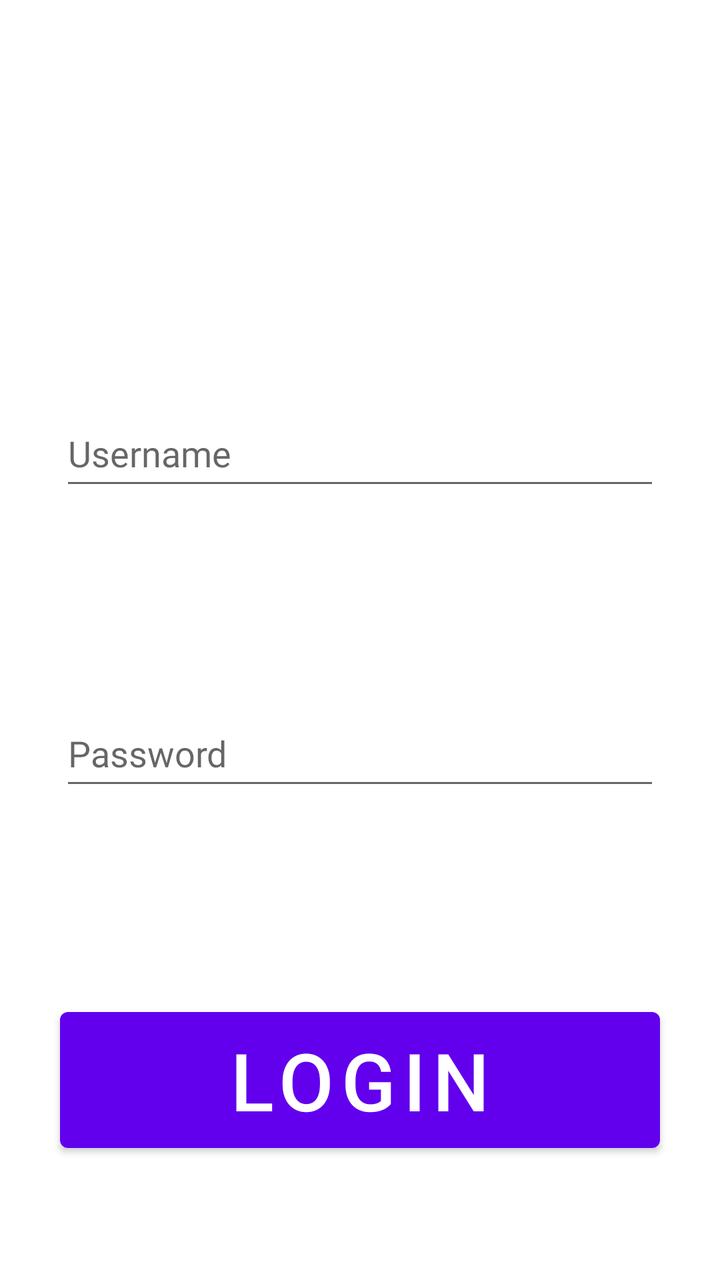
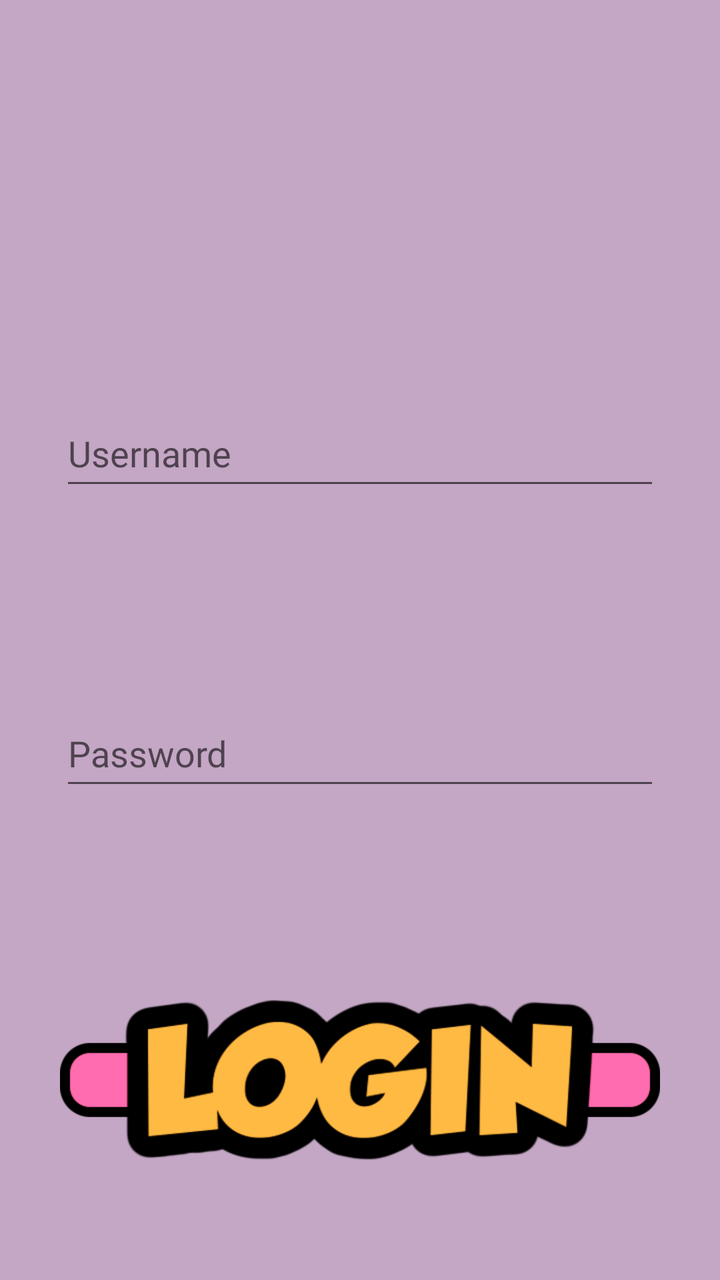

The first picture is an Android layout as it rendered before a commit; the second is the same layout after the commit. The layout source and the unified diff follow.
<!-- AndroidManifest.xml: application theme Theme.PetMonsters -->
<!-- res/layout/activity_login.xml -->
<?xml version="1.0" encoding="utf-8"?>
<androidx.constraintlayout.widget.ConstraintLayout xmlns:android="http://schemas.android.com/apk/res/android"
    xmlns:app="http://schemas.android.com/apk/res-auto"
    xmlns:tools="http://schemas.android.com/tools"
    android:layout_width="match_parent"
    android:layout_height="match_parent"
    tools:context=".LoginActivity">

    <LinearLayout
        android:layout_width="match_parent"
        android:layout_height="match_parent"
        android:orientation="vertical"
        tools:layout_editor_absoluteX="30dp"
        tools:layout_editor_absoluteY="0dp">

        <EditText
            android:id="@+id/username_et"
            android:fontFamily="@font/g"
            android:layout_width="300dp"
            android:layout_height="50dp"
            android:layout_gravity="center"
            android:layout_marginTop="200dp"
            android:hint="Username" />

        <EditText
            android:id="@+id/password_et"
            android:fontFamily="@font/g"
            android:layout_width="300dp"
            android:layout_height="50dp"
            android:layout_gravity="center"
            android:layout_marginTop="100dp"
            android:hint="Password"
            android:inputType="textPassword" />

        <Button
            android:id="@+id/login_btn"
            android:layout_width="300dp"
            android:layout_height="80dp"
            android:layout_gravity="center"
            android:layout_marginTop="100dp"
            android:text="LOGIN"
            android:textSize="40dp" />

    </LinearLayout>

</androidx.constraintlayout.widget.ConstraintLayout>
<!-- resources referenced by this layout -->
<resources>
  <style name="Theme.PetMonsters" parent="Theme.MaterialComponents.DayNight.DarkActionBar">
          
          <item name="colorPrimary">@color/purple_500</item>
          <item name="colorPrimaryVariant">@color/purple_700</item>
          <item name="colorOnPrimary">@color/white</item>
          
          <item name="colorSecondary">@color/teal_200</item>
          <item name="colorSecondaryVariant">@color/teal_700</item>
          <item name="colorOnSecondary">@color/black</item>
          
          <item name="android:statusBarColor">?attr/colorPrimaryVariant</item>
          
      </style>
  <color name="purple_500">#FF6200EE</color>
  <color name="purple_700">#FF3700B3</color>
  <color name="white">#FFFFFFFF</color>
  <color name="teal_200">#FF03DAC5</color>
  <color name="teal_700">#FF018786</color>
  <color name="black">#FF000000</color>
</resources>

<!-- the commit's change to res/layout/activity_login.xml (unified diff, before → after) -->
@@ -4,7 +4,8 @@
     xmlns:tools="http://schemas.android.com/tools"
     android:layout_width="match_parent"
     android:layout_height="match_parent"
-    tools:context=".LoginActivity">
+    tools:context=".LoginActivity"
+    android:background="@color/main_background">
 
     <LinearLayout
         android:layout_width="match_parent"
@@ -32,12 +33,13 @@
             android:hint="Password"
             android:inputType="textPassword" />
 
-        <Button
-            android:id="@+id/login_btn"
+        <ImageView
+            android:id="@+id/login_iv"
             android:layout_width="300dp"
             android:layout_height="80dp"
             android:layout_gravity="center"
             android:layout_marginTop="100dp"
+            android:src="@drawable/login_button"
             android:text="LOGIN"
             android:textSize="40dp" />
 
<!-- resource entries referenced after the edit -->
@@ -1,6 +1,8 @@
 <!-- resources referenced by this layout -->
 <resources>
-  <style name="Theme.PetMonsters" parent="Theme.MaterialComponents.DayNight.DarkActionBar">
+  <color name="main_background">#C4A6C5</color>
+  <!-- drawable login_button: png bitmap (drawable, 23977 bytes) -->
+  <style name="Theme.PetMonsters" parent="Theme.MaterialComponents.DayNight.NoActionBar">
           
           <item name="colorPrimary">@color/purple_500</item>
           <item name="colorPrimaryVariant">@color/purple_700</item>
